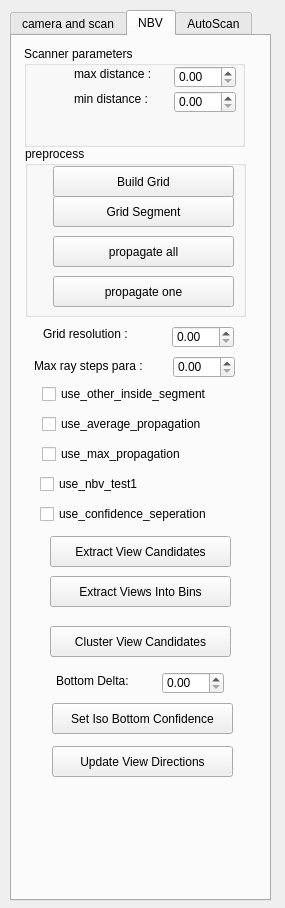
Qt form Point Cloud/UI/camera_para.ui (sunwaylive/quality-driven-poisson-guided-autoscanning) before a commit.
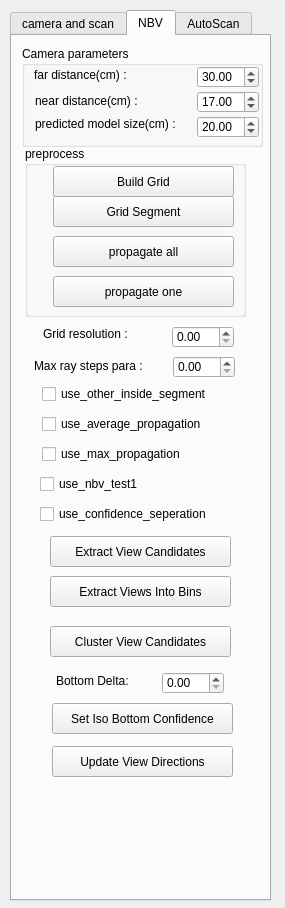
The same form after that commit.

What changed in the file:
```diff
--- a/Point Cloud/UI/camera_para.ui
+++ b/Point Cloud/UI/camera_para.ui
@@ -634,59 +634,91 @@
     <widget class="QGroupBox" name="groupBox_3">
      <property name="geometry">
       <rect>
-       <x>12</x>
+       <x>10</x>
        <y>10</y>
-       <width>221</width>
+       <width>241</width>
        <height>101</height>
       </rect>
      </property>
      <property name="title">
-      <string>Scanner parameters</string>
+      <string>Camera parameters</string>
      </property>
      <widget class="QLabel" name="label_11">
       <property name="geometry">
        <rect>
-        <x>50</x>
-        <y>20</y>
-        <width>91</width>
+        <x>12</x>
+        <y>21</y>
+        <width>111</width>
         <height>16</height>
        </rect>
       </property>
       <property name="text">
-       <string>max distance :</string>
+       <string>far distance(cm) :</string>
       </property>
      </widget>
      <widget class="QDoubleSpinBox" name="doubleSpinBox_2">
       <property name="geometry">
        <rect>
-        <x>150</x>
+        <x>175</x>
         <y>45</y>
         <width>62</width>
         <height>22</height>
        </rect>
       </property>
+      <property name="value">
+       <double>17.000000000000000</double>
+      </property>
      </widget>
      <widget class="QDoubleSpinBox" name="doubleSpinBox">
       <property name="geometry">
        <rect>
-        <x>150</x>
+        <x>175</x>
         <y>20</y>
         <width>62</width>
         <height>22</height>
        </rect>
       </property>
+      <property name="value">
+       <double>30.000000000000000</double>
+      </property>
      </widget>
      <widget class="QLabel" name="label_12">
       <property name="geometry">
        <rect>
-        <x>50</x>
-        <y>45</y>
-        <width>91</width>
+        <x>13</x>
+        <y>47</y>
+        <width>121</width>
         <height>16</height>
        </rect>
       </property>
       <property name="text">
-       <string>min distance :</string>
+       <string>near distance(cm) :</string>
+      </property>
+     </widget>
+     <widget class="QLabel" name="label_13">
+      <property name="geometry">
+       <rect>
+        <x>13</x>
+        <y>70</y>
+        <width>161</width>
+        <height>16</height>
+       </rect>
+      </property>
+      <property name="text">
+       <string>predicted model size(cm) :</string>
+      </property>
+     </widget>
+     <widget class="QDoubleSpinBox" name="doubleSpinBox_predicted_model_size">
+      <property name="geometry">
+       <rect>
+        <x>175</x>
+        <y>70</y>
+        <width>62</width>
+        <height>22</height>
+       </rect>
+      </property>
+      <property name="value">
+       <double>20.000000000000000</double>
       </property>
      </widget>
     </widget>
```
Left out of the diff: 4 changed lines with no effect on the pictures.
